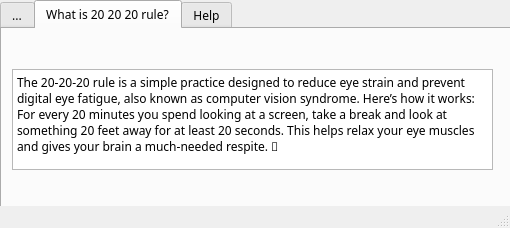
mcagriaksoy/20_20_20_eye_strain, file ReduceEyePain/mainwindow.ui: the form before one commit.
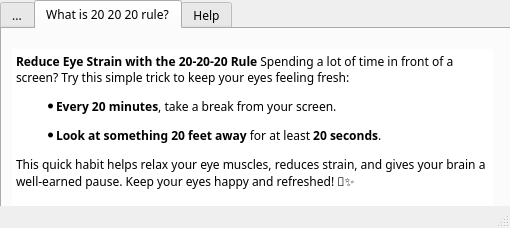
The form after the commit. The open tabs and pages were chosen to show the change. Icons and pictures are not drawn.

Commit message:
Adds system tray functionality
Implements system tray icon with context menu for showing/exiting the app.
The app minimizes to the system tray, showing a notification.

Updates UI with rule description.
Increments version to v1.3

```diff
--- a/ReduceEyePain/mainwindow.ui
+++ b/ReduceEyePain/mainwindow.ui
@@ -344,14 +344,20 @@
       <property name="geometry">
        <rect>
         <x>10</x>
-        <y>40</y>
+        <y>20</y>
         <width>481</width>
-        <height>101</height>
+        <height>161</height>
        </rect>
       </property>
       <property name="autoFillBackground">
        <bool>true</bool>
       </property>
+      <property name="frameShape">
+       <enum>QFrame::Shape::NoFrame</enum>
+      </property>
+      <property name="frameShadow">
+       <enum>QFrame::Shadow::Plain</enum>
+      </property>
       <property name="html">
        <string>&lt;!DOCTYPE HTML PUBLIC &quot;-//W3C//DTD HTML 4.0//EN&quot; &quot;http://www.w3.org/TR/REC-html40/strict.dtd&quot;&gt;
 &lt;html&gt;&lt;head&gt;&lt;meta name=&quot;qrichtext&quot; content=&quot;1&quot; /&gt;&lt;meta charset=&quot;utf-8&quot; /&gt;&lt;style type=&quot;text/css&quot;&gt;
@@ -360,7 +366,11 @@
 li.unchecked::marker { content: &quot;\2610&quot;; }
 li.checked::marker { content: &quot;\2612&quot;; }
 &lt;/style&gt;&lt;/head&gt;&lt;body style=&quot; font-family:'Segoe Fluent Icons'; font-size:9pt; font-weight:400; font-style:normal;&quot;&gt;
-&lt;p style=&quot; margin-top:0px; margin-bottom:0px; margin-left:0px; margin-right:0px; -qt-block-indent:0; text-indent:0px;&quot;&gt;&lt;span style=&quot; font-family:'Arial';&quot;&gt;The 20-20-20 rule is a simple practice designed to reduce eye strain and prevent digital eye fatigue, also known as computer vision syndrome. Here’s how it works: For every 20 minutes you spend looking at a screen, take a break and look at something 20 feet away for at least 20 seconds. This helps relax your eye muscles and gives your brain a much-needed respite. 🌟&lt;/span&gt;&lt;/p&gt;&lt;/body&gt;&lt;/html&gt;</string>
+&lt;p style=&quot; margin-top:12px; margin-bottom:12px; margin-left:0px; margin-right:0px; -qt-block-indent:0; text-indent:0px;&quot;&gt;&lt;span style=&quot; font-weight:700;&quot;&gt;Reduce Eye Strain with the 20-20-20 Rule&lt;/span&gt; Spending a lot of time in front of a screen? Try this simple trick to keep your eyes feeling fresh:&lt;/p&gt;
+&lt;ul style=&quot;margin-top: 0px; margin-bottom: 0px; margin-left: 0px; margin-right: 0px; -qt-list-indent: 1;&quot;&gt;
+&lt;li style=&quot; margin-top:12px; margin-bottom:12px; margin-left:0px; margin-right:0px; -qt-block-indent:0; text-indent:0px;&quot;&gt;&lt;span style=&quot; font-weight:700;&quot;&gt;Every 20 minutes&lt;/span&gt;, take a break from your screen.&lt;/li&gt;
+&lt;li style=&quot; margin-top:12px; margin-bottom:12px; margin-left:0px; margin-right:0px; -qt-block-indent:0; text-indent:0px;&quot;&gt;&lt;span style=&quot; font-weight:700;&quot;&gt;Look at something 20 feet away&lt;/span&gt; for at least &lt;span style=&quot; font-weight:700;&quot;&gt;20 seconds&lt;/span&gt;.&lt;/li&gt;&lt;/ul&gt;
+&lt;p style=&quot; margin-top:12px; margin-bottom:12px; margin-left:0px; margin-right:0px; -qt-block-indent:0; text-indent:0px;&quot;&gt;This quick habit helps relax your eye muscles, reduces strain, and gives your brain a well-earned pause. Keep your eyes happy and refreshed! 👀✨&lt;/p&gt;&lt;/body&gt;&lt;/html&gt;</string>
       </property>
      </widget>
     </widget>
```
Left out of the diff: 4 changed lines with no effect on the pictures. The commit also changes 2 other files.
